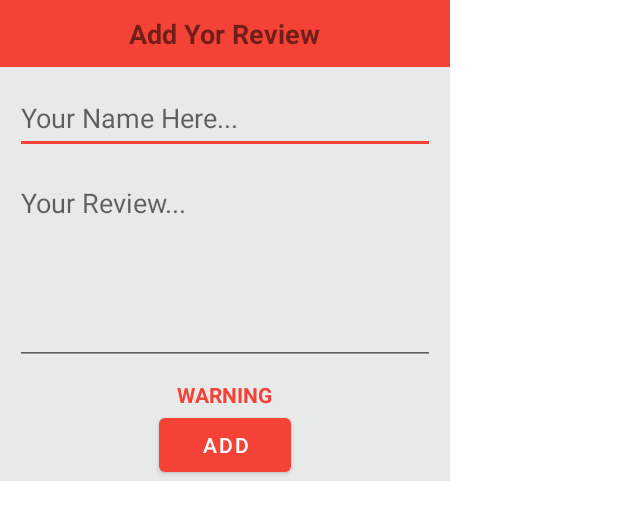
After one commit to abhi10601060/Karter, an Android app: the layout review_dialogue_layout.xml on its own in the app's theme, with its tools: preview values and no code run, on a phone screen of 412 x 824 dp. The commit adds this screen. Shown: the top 520 px of the screen. Run offline under Robolectric (Android 15) with nearby library versions, the phone set to English and light mode, and no system bars; Roboto replaces fonts that are not available here.

Commit message:
Review Dialogue and add review in Utils added

```diff
--- a/app/src/main/res/drawable/details_background.xml
+++ b/app/src/main/res/drawable/details_background.xml
@@ -3,9 +3,10 @@
 
     <item>
         <shape android:shape="rectangle">
-            <solid android:color="@color/white"/>
+            <solid android:color="@color/background_theme"/>
             <corners android:topLeftRadius="50dp"
                 android:topRightRadius="50dp"/>
+            <stroke android:color="#808080" android:width="1dp"/>
 
         </shape>
     </item>
--- a/app/src/main/res/drawable/details_quantity_btn.xml
+++ b/app/src/main/res/drawable/details_quantity_btn.xml
@@ -4,7 +4,7 @@
     <item>
         <shape android:shape="rectangle">
 
-            <solid android:color="@color/background_theme"/>
+            <solid android:color="@color/white"/>
             <corners android:radius="50dp"/>
 
         </shape>
--- a/app/src/main/res/drawable/total_price_background.xml
+++ b/app/src/main/res/drawable/total_price_background.xml
@@ -3,7 +3,7 @@
 
     <item>
         <shape android:shape="rectangle">
-            <solid android:color="@color/background_theme"/>
+            <solid android:color="@color/white"/>
             <corners android:radius="10dp"/>
             <stroke android:color="#808080" android:width="2dp"/>
         </shape>
--- /dev/null
+++ b/app/src/main/res/layout/review_dialogue_layout.xml
@@ -0,0 +1,80 @@
+<?xml version="1.0" encoding="utf-8"?>
+<RelativeLayout xmlns:android="http://schemas.android.com/apk/res/android"
+    android:layout_width="300dp"
+    android:layout_height="wrap_content"
+    android:elevation="10dp">
+
+    <RelativeLayout
+        android:layout_width="300dp"
+        android:layout_height="wrap_content"
+        android:padding="10dp"
+        android:background="@color/theme"
+        android:id="@+id/review_dialogue_header">
+
+        <TextView
+            android:layout_width="wrap_content"
+            android:layout_height="wrap_content"
+            android:text="Add Yor Review"
+            android:layout_centerHorizontal="true"
+            android:textSize="18dp"
+            android:textStyle="bold"
+            />
+
+    </RelativeLayout>
+
+    <RelativeLayout
+        android:layout_width="wrap_content"
+        android:layout_height="wrap_content"
+        android:layout_below="@id/review_dialogue_header"
+        android:background="@color/background_theme">
+
+        <EditText
+            android:id="@+id/review_dialogue_edt_name"
+            android:layout_width="match_parent"
+            android:layout_height="wrap_content"
+            android:layout_marginStart="10dp"
+            android:layout_marginTop="10dp"
+            android:layout_marginEnd="10dp"
+            android:layout_marginBottom="10dp"
+            android:hint="Your Name Here..."
+            android:minHeight="48dp" />
+
+        <EditText
+            android:id="@+id/review_dialogue_edt_review"
+            android:layout_width="match_parent"
+            android:layout_height="wrap_content"
+            android:layout_below="@id/review_dialogue_edt_name"
+            android:layout_marginStart="10dp"
+            android:layout_marginEnd="10dp"
+            android:layout_marginBottom="10dp"
+            android:ems="10"
+            android:gravity="start|top"
+            android:hint="Your Review..."
+            android:inputType="textMultiLine"
+            android:lines="5" />
+
+        <TextView
+            android:layout_width="wrap_content"
+            android:layout_height="wrap_content"
+            android:text="WARNING"
+            android:layout_below="@+id/review_dialogue_edt_review"
+            android:layout_centerHorizontal="true"
+            android:textStyle="bold"
+            android:textColor="@color/theme"
+            android:visibility="visible"
+            android:id="@+id/review_dialogue_txt_warning"/>
+
+        <Button
+            android:layout_width="wrap_content"
+            android:layout_height="wrap_content"
+            android:layout_below="@id/review_dialogue_txt_warning"
+            android:layout_centerHorizontal="true"
+            android:text="add"
+            android:id="@+id/review_dialogue_btn_add"/>
+
+    </RelativeLayout>
+
+
+
+
+</RelativeLayout>
```
Also changed, not shown: app/src/main/java/com/example/karter/DetailsActivity.java (+90 -24 lines), app/src/main/java/com/example/karter/FragmentAllProducts.java (+25 -8 lines), app/src/main/java/com/example/karter/ReviewDialogue.java (added, +99 -0 lines), app/src/main/java/com/example/karter/Utils.java (+45 -0 lines), app/src/main/res/layout/activity_details.xml (+5 -4 lines), app/src/main/res/layout/review_layout.xml (added, +36 -0 lines).
